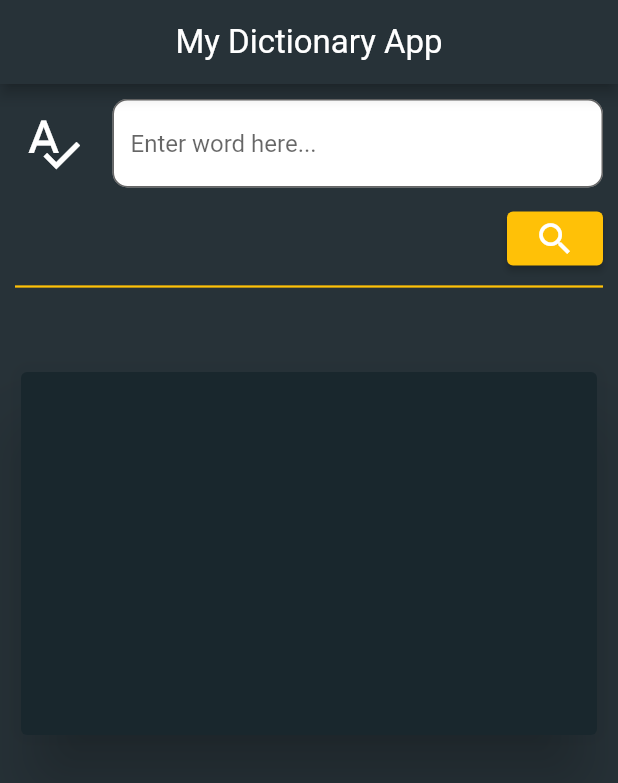
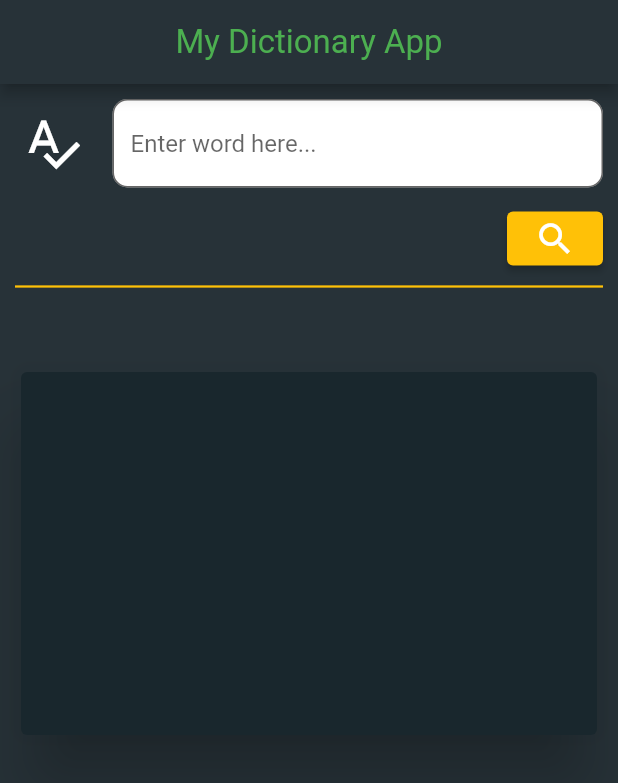
Before and after one commit to faizanhub/dictionary_app, a Flutter app: the screen it shows after launch, on a phone screen of 412 x 824 dp. Shown: the top 783 px of the screen. Run offline on Flutter 3.47's test engine with Material 2 defaults, Android fonts, the phone set to English and light mode, and no system bars; our stand-ins replace just_audio.

```diff
--- a/lib/core/services/dictionary_service.dart
+++ b/lib/core/services/dictionary_service.dart
@@ -46,7 +46,5 @@ class DictionaryService {
     }
 
     return '${Configs.audioBaseUrl}${folderName}/${audioFileName}${Configs.audioFileExtension}';
-
-    ///base_url [subdirectory]/[base filename].[format]
   }
 }
--- a/lib/main.dart
+++ b/lib/main.dart
@@ -4,11 +4,11 @@ import 'package:dictionary_app/ui/screens/dictionary_screen.dart';
 import 'package:flutter/material.dart';
 
 void main() {
-  runApp(const MyApp());
+  runApp(MyApp());
 }
 
 class MyApp extends StatelessWidget {
-  const MyApp({Key? key}) : super(key: key);
+  MyApp({Key? key}) : super(key: key);
 
   @override
   Widget build(BuildContext context) {
@@ -26,7 +26,7 @@ class MyApp extends StatelessWidget {
           backgroundColor: Color(0xff273238),
           iconTheme: IconThemeData(color: Colors.white),
           titleTextStyle: TextStyle(
-              color: Colors.white,
+            color: Colors.green,
             fontSize: 22,
           ),
         ),
@@ -35,7 +35,9 @@ class MyApp extends StatelessWidget {
             fontSize: 28,
             color: Colors.white,
             fontWeight: FontWeight.bold,
-          ))),
+          ),
+        ),
+      ),
       initialRoute: DictionaryScreen.routeName,
       onGenerateRoute: MyRoutes.generateRoute,
       home: DictionaryScreen(),
--- a/lib/ui/screens/audio_screen.dart
+++ b/lib/ui/screens/audio_screen.dart
@@ -24,7 +24,6 @@ class _AudioScreenState extends State<AudioScreen> {
 
   @override
   Widget build(BuildContext context) {
-    print('Helllllloooo' + widget.audioUrl);
     var theme = Theme.of(context);
     return Scaffold(
       appBar: AppBar(
--- a/lib/ui/screens/dictionary_screen.dart
+++ b/lib/ui/screens/dictionary_screen.dart
@@ -112,7 +112,7 @@ class _DictionaryScreenState extends State<DictionaryScreen> {
 
             SizedBox(height: 10),
 
-            ///Button
+            ///Search Button
             Row(
               mainAxisAlignment: MainAxisAlignment.end,
               children: [
```
Also changed, not shown: lib/ui/my_theme.dart (+12 -0 lines). Lines whose indentation alone changed are shown as unchanged.
